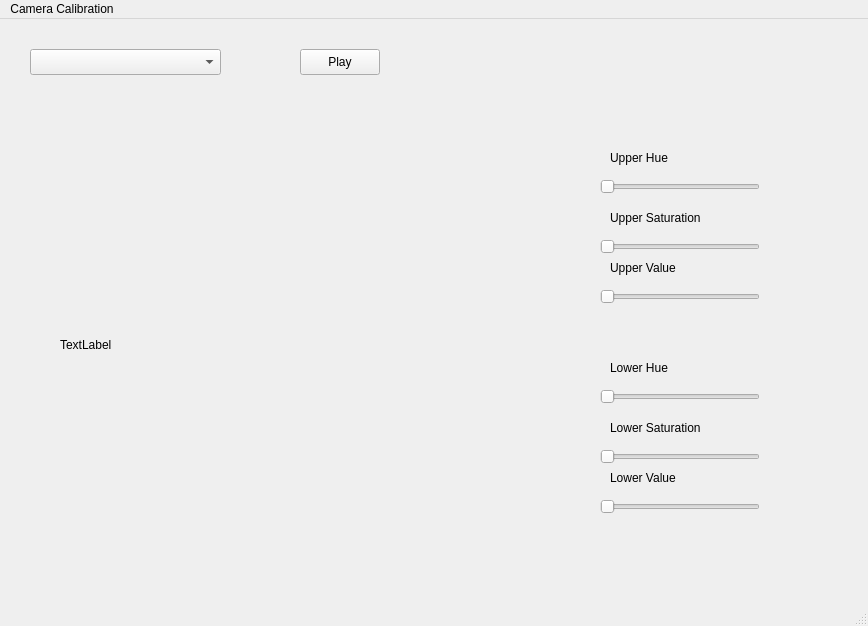
Before: the Qt Designer form views/calibration-gui.ui in Unisi-Robotics/hsv-sensor-camera-demo, drawn with Qt 5.
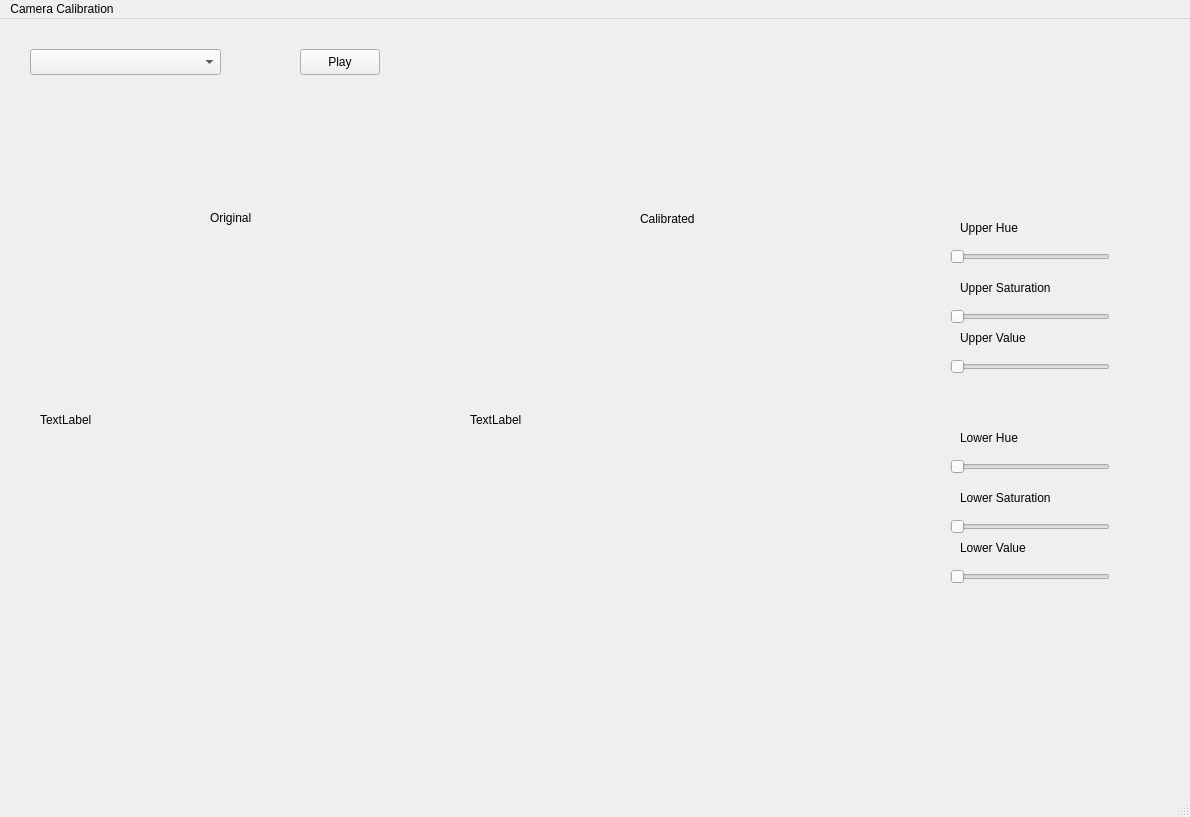
After: the same form once the commit is applied.

Commit message: add original and HSV label frame

Diff of the .ui file:
```diff
--- a/views/calibration-gui.ui
+++ b/views/calibration-gui.ui
@@ -6,8 +6,8 @@
    <rect>
     <x>0</x>
     <y>0</y>
-    <width>868</width>
-    <height>626</height>
+    <width>1190</width>
+    <height>817</height>
    </rect>
   </property>
   <property name="windowTitle">
@@ -17,10 +17,10 @@
    <widget class="QLabel" name="videoFrame">
     <property name="geometry">
      <rect>
-      <x>60</x>
-      <y>140</y>
-      <width>451</width>
-      <height>371</height>
+      <x>470</x>
+      <y>240</y>
+      <width>391</width>
+      <height>321</height>
      </rect>
     </property>
     <property name="text">
@@ -30,8 +30,8 @@
    <widget class="QSlider" name="hSliderUH">
     <property name="geometry">
      <rect>
-      <x>600</x>
-      <y>160</y>
+      <x>950</x>
+      <y>230</y>
       <width>160</width>
       <height>16</height>
      </rect>
@@ -43,8 +43,8 @@
    <widget class="QSlider" name="hSliderUS">
     <property name="geometry">
      <rect>
-      <x>600</x>
-      <y>220</y>
+      <x>950</x>
+      <y>290</y>
       <width>160</width>
       <height>16</height>
      </rect>
@@ -56,8 +56,8 @@
    <widget class="QSlider" name="hSliderUV">
     <property name="geometry">
      <rect>
-      <x>600</x>
-      <y>270</y>
+      <x>950</x>
+      <y>340</y>
       <width>160</width>
       <height>16</height>
      </rect>
@@ -69,8 +69,8 @@
    <widget class="QLabel" name="labelUS">
     <property name="geometry">
      <rect>
-      <x>610</x>
-      <y>190</y>
+      <x>960</x>
+      <y>260</y>
       <width>111</width>
       <height>18</height>
      </rect>
@@ -82,8 +82,8 @@
    <widget class="QLabel" name="labelUV">
     <property name="geometry">
      <rect>
-      <x>610</x>
-      <y>240</y>
+      <x>960</x>
+      <y>310</y>
       <width>81</width>
       <height>18</height>
      </rect>
@@ -95,8 +95,8 @@
    <widget class="QLabel" name="labelUH">
     <property name="geometry">
      <rect>
-      <x>610</x>
-      <y>130</y>
+      <x>960</x>
+      <y>200</y>
       <width>71</width>
       <height>18</height>
      </rect>
@@ -108,8 +108,8 @@
    <widget class="QLabel" name="labelLV">
     <property name="geometry">
      <rect>
-      <x>610</x>
-      <y>450</y>
+      <x>960</x>
+      <y>520</y>
       <width>81</width>
       <height>18</height>
      </rect>
@@ -121,8 +121,8 @@
    <widget class="QLabel" name="labelLH">
     <property name="geometry">
      <rect>
-      <x>610</x>
-      <y>340</y>
+      <x>960</x>
+      <y>410</y>
       <width>71</width>
       <height>18</height>
      </rect>
@@ -134,8 +134,8 @@
    <widget class="QSlider" name="hSliderLS">
     <property name="geometry">
      <rect>
-      <x>600</x>
-      <y>430</y>
+      <x>950</x>
+      <y>500</y>
       <width>160</width>
       <height>16</height>
      </rect>
@@ -147,8 +147,8 @@
    <widget class="QLabel" name="labelLS">
     <property name="geometry">
      <rect>
-      <x>610</x>
-      <y>400</y>
+      <x>960</x>
+      <y>470</y>
       <width>111</width>
       <height>18</height>
      </rect>
@@ -160,8 +160,8 @@
    <widget class="QSlider" name="hSliderLV">
     <property name="geometry">
      <rect>
-      <x>600</x>
-      <y>480</y>
+      <x>950</x>
+      <y>550</y>
       <width>160</width>
       <height>16</height>
      </rect>
@@ -173,8 +173,8 @@
    <widget class="QSlider" name="hSliderLH">
     <property name="geometry">
      <rect>
-      <x>600</x>
-      <y>370</y>
+      <x>950</x>
+      <y>440</y>
       <width>160</width>
       <height>16</height>
      </rect>
@@ -206,13 +206,52 @@
      <string>Play</string>
     </property>
    </widget>
+   <widget class="QLabel" name="videoFrameOri">
+    <property name="geometry">
+     <rect>
+      <x>40</x>
+      <y>240</y>
+      <width>391</width>
+      <height>321</height>
+     </rect>
+    </property>
+    <property name="text">
+     <string>TextLabel</string>
+    </property>
+   </widget>
+   <widget class="QLabel" name="label">
+    <property name="geometry">
+     <rect>
+      <x>210</x>
+      <y>190</y>
+      <width>57</width>
+      <height>18</height>
+     </rect>
+    </property>
+    <property name="text">
+     <string>Original</string>
+    </property>
+   </widget>
+   <widget class="QLabel" name="label_2">
+    <property name="geometry">
+     <rect>
+      <x>640</x>
+      <y>190</y>
+      <width>71</width>
+      <height>20</height>
+     </rect>
+    </property>
+    <property name="text">
+     <string>Calibrated</string>
+    </property>
+   </widget>
   </widget>
   <widget class="QMenuBar" name="menubar">
    <property name="geometry">
     <rect>
      <x>0</x>
      <y>0</y>
-     <width>868</width>
+     <width>1190</width>
      <height>23</height>
     </rect>
    </property>
```
Left out of the diff: 2 changed lines with no effect on the pictures. The commit also changes 3 other files.
